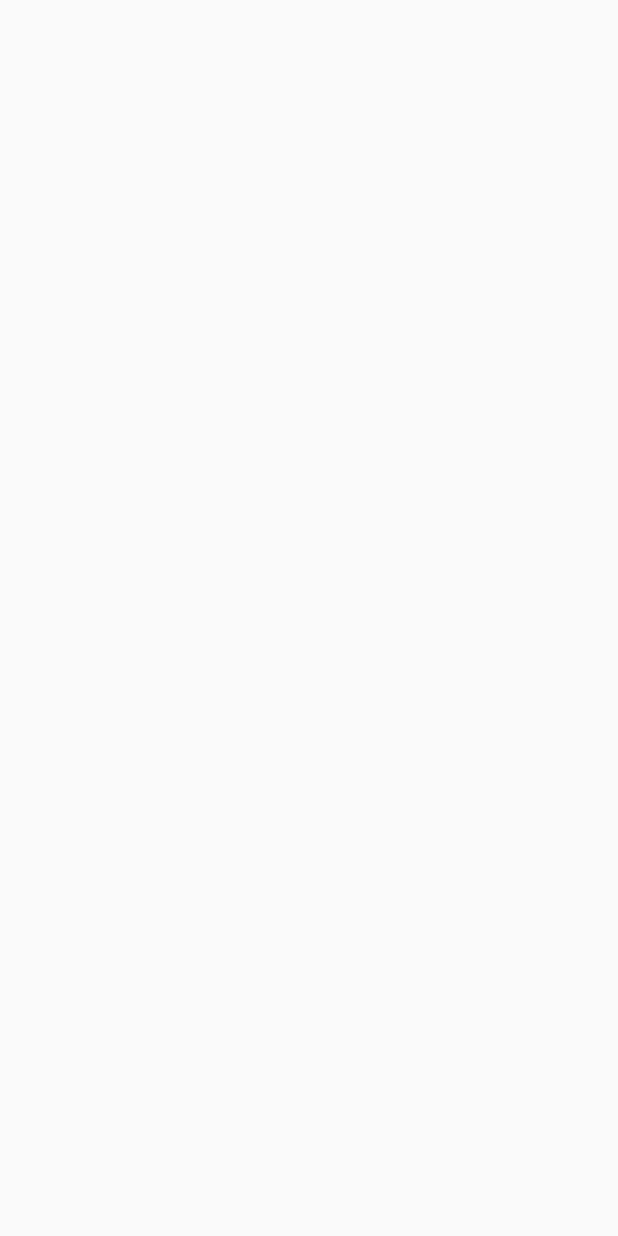
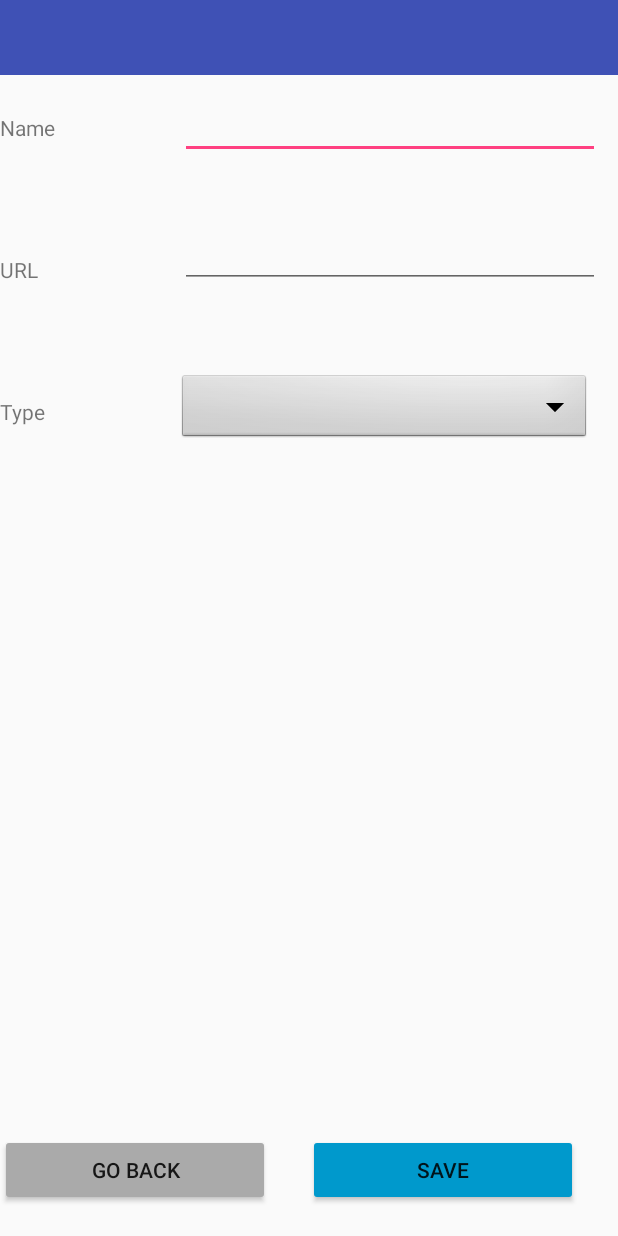
Before and after one commit to SegiH/MyLinks-Android, an Android app: the EditActivity screen opened directly, with no data from a screen before it, on a phone screen of 412 x 824 dp. Before the commit the screen is empty. Run offline under Robolectric (Android 15) with nearby library versions, the phone set to English and light mode, and no system bars; 2 statements that could not run were skipped.

Commit message:
Start work to implement editing

```diff
--- a/app/src/main/AndroidManifest.xml
+++ b/app/src/main/AndroidManifest.xml
@@ -33,10 +33,10 @@
             android:name="com.segihovav.abalinks_android.SettingsActivity"
             android:label="settings"
             android:theme="@style/AppTheme.NoActionBar" />
-
+editactivity
         <activity
             android:name="com.segihovav.abalinks_android.EditActivity"
-            android:label="edit"
+            android:label="editactivity"
             android:theme="@style/AppTheme.NoActionBar" />
     </application>
 </manifest>
--- a/app/src/main/java/com/segihovav/abalinks_android/AbaLinks.kt
+++ b/app/src/main/java/com/segihovav/abalinks_android/AbaLinks.kt
@@ -1,4 +1,4 @@
 package com.segihovav.abalinks_android
 
-data class AbaLinks internal constructor(val ID: Int, val name: String, val url: String, var typeID: Int) {
+data class AbaLinks internal constructor(val ID: Int, val Name: String, val URL: String, var TypeID: Int) {
 }
--- a/app/src/main/java/com/segihovav/abalinks_android/EditActivity.java
+++ /dev/null
@@ -1,6 +0,0 @@
-package com.segihovav.abalinks_android;
-
-import android.app.Activity;
-
-public class EditActivity extends Activity {
-}
--- /dev/null
+++ b/app/src/main/java/com/segihovav/abalinks_android/EditActivity.kt
@@ -0,0 +1,36 @@
+package com.segihovav.abalinks_android;
+
+import android.content.SharedPreferences
+import android.os.Bundle
+import android.widget.TextView
+import androidx.appcompat.app.AppCompatActivity
+import androidx.preference.PreferenceManager
+import java.util.ArrayList
+
+
+class EditActivity: AppCompatActivity() {
+     private lateinit var sharedPreferences: SharedPreferences
+     private val darkMode = R.style.Theme_AppCompat_DayNight
+     private val lightMode = R.style.ThemeOverlay_MaterialComponents
+     private lateinit var episode: AbaLinks;
+     private val abaLinksTypes: ArrayList<String> = ArrayList()
+
+     override fun onCreate(savedInstanceState: Bundle?) {
+          sharedPreferences = PreferenceManager.getDefaultSharedPreferences(this)
+          this.setTheme(if (sharedPreferences.getBoolean("DarkThemeOn", false)) darkMode else lightMode)
+
+          super.onCreate(savedInstanceState)
+          setContentView(R.layout.editactivity)
+
+          val extras = intent.extras
+
+          episode=AbaLinks(extras!!.getInt("EpisodeID",0),extras.getString("EpisodeName",""),extras.getString("EpisodeURL",""),extras.getInt("EpisodeTypeID",0))
+
+          // continue here need to get types
+          //abaLinksTypes=extras!!.getParcelableArrayList<String>("LinkTypes")
+
+          val titleBar=findViewById<TextView>(R.id.TitleBar)
+
+          titleBar.setText("AbaLink # " + episode.ID)
+     }
+}
--- a/app/src/main/res/layout/editactivity.xml
+++ b/app/src/main/res/layout/editactivity.xml
@@ -14,7 +14,6 @@
           android:layout_height="wrap_content"
           android:height="50dp"
           android:background="@color/colorPrimary"
-        android:text="@string/app_name"
           android:textColor="@android:color/white"
           android:textSize="22sp"
           android:theme="@style/AppTheme.AppBarOverlay"
@@ -23,13 +22,40 @@
       />
 
      <TextView
+          android:id="@+id/NameLabel"
+          android:layout_width="wrap_content"
+          android:layout_height="wrap_content"
+          android:layout_marginTop="25dp"
+          app:layout_constraintLeft_toLeftOf="parent"
+          app:layout_constraintTop_toBottomOf="@id/TitleBar"
+          android:text="Name"
+     />
+
+     <com.google.android.material.textfield.TextInputLayout
+         android:id="@+id/Name"
+         android:layout_width="match_parent"
+         android:layout_height="wrap_content"
+         app:layout_constraintRight_toRightOf="@id/NameLabel"
+         app:layout_constraintTop_toBottomOf="@id/TitleBar"
+         android:layout_marginStart="120dp"
+     >
+
+     <com.google.android.material.textfield.TextInputEditText
+         android:layout_width="280dp"
+         android:layout_height="wrap_content"
+         android:ellipsize="end"
+         android:inputType="text"
+         android:maxLines="1" />
+     </com.google.android.material.textfield.TextInputLayout>
+
+    <TextView
          android:id="@+id/URLLabel"
          android:layout_width="wrap_content"
          android:layout_height="wrap_content"
-        android:layout_marginTop="25dp"
+         android:layout_marginTop="75dp"
+         app:layout_constraintLeft_toLeftOf="parent"
+         app:layout_constraintTop_toBottomOf="@id/NameLabel"
          android:text="URL"
-        app:layout_constraintLeft_toLeftOf="parent"
-        app:layout_constraintTop_toBottomOf="@id/TitleBar"
     />
 
     <com.google.android.material.textfield.TextInputLayout
@@ -37,7 +63,8 @@
          android:layout_width="match_parent"
          android:layout_height="wrap_content"
          app:layout_constraintRight_toRightOf="@id/URLLabel"
-        app:layout_constraintTop_toBottomOf="@id/TitleBar"
+         app:layout_constraintTop_toBottomOf="@id/Name"
+         android:layout_marginTop="30dp"
          android:layout_marginStart="120dp"
     >
 
@@ -48,6 +75,27 @@
          android:inputType="text|textUri"
          android:maxLines="1" />
     </com.google.android.material.textfield.TextInputLayout>
+
+    <TextView
+         android:id="@+id/TypeLabel"
+         android:layout_width="wrap_content"
+         android:layout_height="wrap_content"
+         android:layout_marginTop="75dp"
+         app:layout_constraintLeft_toLeftOf="parent"
+         app:layout_constraintTop_toBottomOf="@id/URLLabel"
+         android:text="Type"
+    />
+
+  <Spinner
+    android:id="@+id/TypeID"
+    android:layout_width="275dp"
+    android:layout_height="wrap_content"
+    android:layout_marginLeft="88dp"
+    android:layout_marginTop="56dp"
+    android:background="@android:drawable/btn_dropdown"
+    android:spinnerMode="dropdown"
+    app:layout_constraintLeft_toRightOf="@id/TypeLabel"
+    app:layout_constraintTop_toBottomOf="@id/URL" />
 
   <Button
          android:id="@+id/saveButton"
```
Also changed, not shown: app/src/main/java/com/segihovav/abalinks_android/MainActivity.kt (+43 -5 lines), app/src/main/java/com/segihovav/abalinks_android/SwipeController.kt (+12 -6 lines), app/src/main/java/com/segihovav/abalinks_android/SwipeControllerActions.kt (+14 -6 lines), app/src/main/java/com/segihovav/abalinks_android/SettingsActivity.kt (indentation only), 3 other files. Lines whose indentation alone changed are shown as unchanged.
